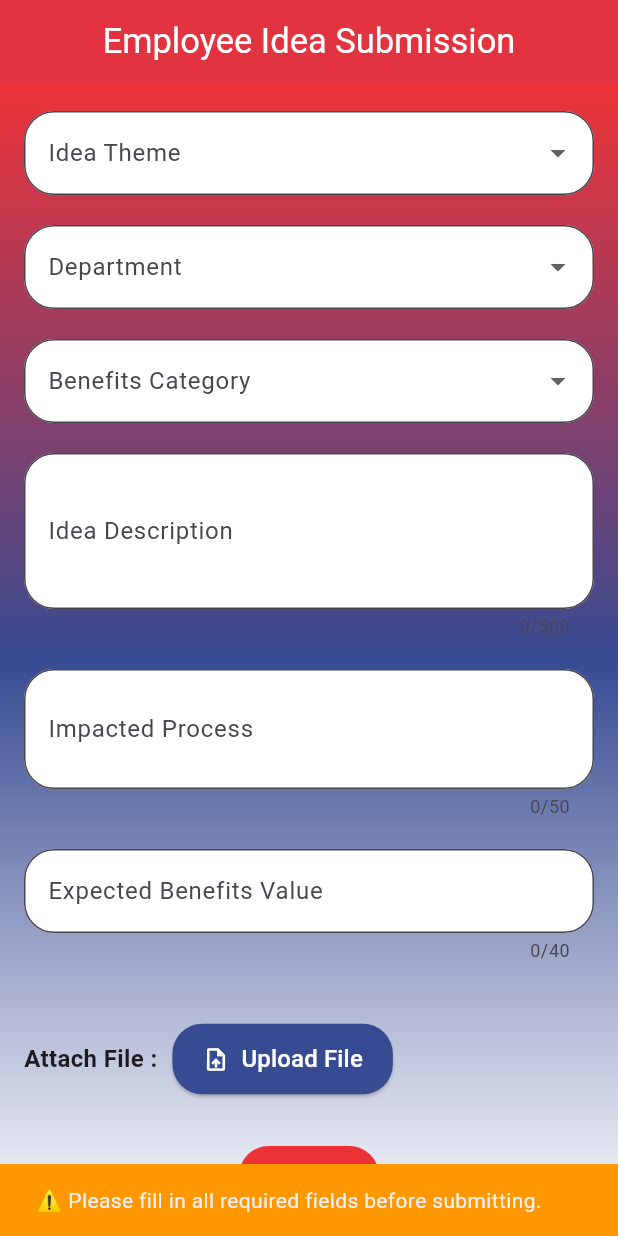
After one commit to AnushkaJadhav14/Flutter-App, a Flutter app: the FormPage screen opened directly, scrolled down 302 dp, after a tap on "Submit", on a phone screen of 412 x 824 dp. The commit adds this screen. Run offline on Flutter 3.47's test engine with Material 3 defaults, Android fonts, the light colour scheme and no system bars; our stand-ins replace carousel_slider, file_picker.

Commit message:
Updated UI and backend

```diff
--- /dev/null
+++ b/lib/form_page.dart
@@ -0,0 +1,304 @@
+import 'package:flutter/material.dart';
+import 'package:file_picker/file_picker.dart';
+import 'package:http/http.dart' as http;
+import 'dart:convert';
+import 'dart:io';
+
+class FormPage extends StatefulWidget {
+  const FormPage({super.key});
+
+  @override
+  _FormPageState createState() => _FormPageState();
+}
+
+class _FormPageState extends State<FormPage> {
+  final TextEditingController _employeeNameController = TextEditingController();
+  final TextEditingController _employeeIdController = TextEditingController();
+  final TextEditingController _employeeFunctionController =
+      TextEditingController();
+  final TextEditingController _ideaDescriptionController =
+      TextEditingController();
+  final TextEditingController _impactedProcessController =
+      TextEditingController();
+  final TextEditingController _expectedBenefitsValueController =
+      TextEditingController();
+
+  String? _selectedLocation;
+  String? _selectedIdeaTheme;
+  String? _selectedDepartment;
+  String? _selectedBenefitsCategory;
+  File? _selectedFile;
+
+  final List<String> locations = ["A", "B", "C", "D"];
+  final List<String> ideaThemes = [
+    "Productivity Improvement",
+    "Cost Reduction",
+    "Delivery (TAT) Improvement",
+    "Customer Satisfaction",
+    "Compliance/ Quality Improvements",
+    "Go Green"
+  ];
+  final List<String> departments = ["HR", "Finance", "IT", "Operations"];
+  final List<String> benefitsCategories = [
+    "Cost Saving",
+    "Time Saving",
+    "Error Reduction",
+    "Compliance",
+    "Go Green"
+  ];
+
+  final Color redColor = const Color.fromRGBO(237, 50, 55, 1);
+  final Color blueColor = const Color.fromRGBO(55, 75, 146, 1);
+  final Color whiteColor = Colors.white;
+
+  final String backendUrl = "http://localhost:5000/submit-form";
+
+  Future<void> _pickFile() async {
+    FilePickerResult? result = await FilePicker.platform.pickFiles(
+      type: FileType.custom,
+      allowedExtensions: ['jpg', 'png', 'pdf'],
+    );
+
+    if (result != null && result.files.single.path != null) {
+      setState(() {
+        _selectedFile = File(result.files.single.path!);
+      });
+    }
+  }
+
+  Future<void> _submitForm() async {
+    if (_employeeNameController.text.isEmpty ||
+        _employeeIdController.text.isEmpty ||
+        _employeeFunctionController.text.isEmpty ||
+        _selectedLocation == null ||
+        _selectedIdeaTheme == null ||
+        _selectedDepartment == null ||
+        _selectedBenefitsCategory == null ||
+        _ideaDescriptionController.text.isEmpty ||
+        _impactedProcessController.text.isEmpty ||
+        _expectedBenefitsValueController.text.isEmpty) {
+      ScaffoldMessenger.of(context).showSnackBar(
+        const SnackBar(
+          content:
+              Text("⚠️ Please fill in all required fields before submitting."),
+          backgroundColor: Colors.orange,
+        ),
+      );
+      return;
+    }
+
+    try {
+      var request = http.MultipartRequest("POST", Uri.parse(backendUrl));
+
+      request.fields["employeeName"] = _employeeNameController.text;
+      request.fields["employeeId"] = _employeeIdController.text;
+      request.fields["employeeFunction"] = _employeeFunctionController.text;
+      request.fields["location"] = _selectedLocation!;
+      request.fields["ideaTheme"] = _selectedIdeaTheme!;
+      request.fields["department"] = _selectedDepartment!;
+      request.fields["benefitsCategory"] = _selectedBenefitsCategory!;
+      request.fields["ideaDescription"] = _ideaDescriptionController.text;
+      request.fields["impactedProcess"] = _impactedProcessController.text;
+      request.fields["expectedBenefitsValue"] =
+          _expectedBenefitsValueController.text;
+
+      if (_selectedFile != null) {
+        request.files.add(await http.MultipartFile.fromPath(
+            "attachment", _selectedFile!.path));
+      }
+
+      var response = await request.send();
+      var responseBody = await response.stream.bytesToString();
+      var decodedResponse = jsonDecode(responseBody);
+
+      if (response.statusCode == 201) {
+        // Reset form only if submission is successful
+        _employeeNameController.clear();
+        _employeeIdController.clear();
+        _employeeFunctionController.clear();
+        _ideaDescriptionController.clear();
+        _impactedProcessController.clear();
+        _expectedBenefitsValueController.clear();
+
+        setState(() {
+          _selectedLocation = null;
+          _selectedIdeaTheme = null;
+          _selectedDepartment = null;
+          _selectedBenefitsCategory = null;
+          _selectedFile = null;
+        });
+
+        ScaffoldMessenger.of(context).showSnackBar(
+          const SnackBar(
+            content: Text("✅ Form Submitted Successfully!"),
+            backgroundColor: Colors.green,
+          ),
+        );
+      } else {
+        ScaffoldMessenger.of(context).showSnackBar(
+          SnackBar(
+            content: Text("❌ Error: ${decodedResponse['message']}"),
+            backgroundColor: Colors.red,
+          ),
+        );
+      }
+    } catch (error) {
+      ScaffoldMessenger.of(context).showSnackBar(
+        SnackBar(
+          content: Text("❌ Error submitting form: $error"),
+          backgroundColor: Colors.red,
+        ),
+      );
+    }
+  }
+
+  @override
+  Widget build(BuildContext context) {
+    return Scaffold(
+      appBar: AppBar(
+        centerTitle: true,
+        title: const Text('Employee Idea Submission'),
+        titleTextStyle: const TextStyle(fontSize: 23, color: Colors.white),
+        backgroundColor: redColor,
+      ),
+      body: Container(
+        decoration: BoxDecoration(
+          gradient: LinearGradient(
+            begin: Alignment.topRight,
+            end: Alignment.bottomRight,
+            colors: [redColor, blueColor, whiteColor],
+          ),
+        ),
+        padding: const EdgeInsets.all(16),
+        child: SingleChildScrollView(
+          child: Column(
+            children: [
+              _buildRoundedTextField(_employeeNameController, 'Employee Name'),
+              _buildRoundedTextField(_employeeIdController, 'Employee ID'),
+              _buildRoundedTextField(
+                  _employeeFunctionController, 'Employee Function'),
+              _buildDropdownField('Location', locations, _selectedLocation,
+                  (val) => setState(() => _selectedLocation = val)),
+              _buildDropdownField('Idea Theme', ideaThemes, _selectedIdeaTheme,
+                  (val) => setState(() => _selectedIdeaTheme = val)),
+              _buildDropdownField(
+                  'Department',
+                  departments,
+                  _selectedDepartment,
+                  (val) => setState(() => _selectedDepartment = val)),
+              _buildDropdownField(
+                  'Benefits Category',
+                  benefitsCategories,
+                  _selectedBenefitsCategory,
+                  (val) => setState(() => _selectedBenefitsCategory = val)),
+              _buildMultilineTextField(
+                  _ideaDescriptionController, 'Idea Description', 3, 500),
+              _buildMultilineTextField(
+                  _impactedProcessController, 'Impacted Process', 2, 50),
+              _buildMultilineTextField(_expectedBenefitsValueController,
+                  'Expected Benefits Value', 1, 40),
+              SizedBox(height: 20),
+              Row(
+                mainAxisAlignment: MainAxisAlignment.start,
+                children: [
+                  const Text(
+                    "Attach File :",
+                    style: TextStyle(fontSize: 16, fontWeight: FontWeight.bold),
+                  ),
+                  const SizedBox(width: 10), // Space between text and button
+                  ElevatedButton.icon(
+                    onPressed: _pickFile,
+                    style: ElevatedButton.styleFrom(
+                      backgroundColor: blueColor,
+                      shape: RoundedRectangleBorder(
+                        borderRadius: BorderRadius.circular(20),
+                      ),
+                      padding: const EdgeInsets.symmetric(
+                          horizontal: 20, vertical: 12),
+                    ),
+                    icon: const Icon(Icons.upload_file, color: Colors.white),
+                    label: const Text(
+                      "Upload File",
+                      style: TextStyle(color: Colors.white, fontSize: 16),
+                    ),
+                  ),
+                ],
+              ),
+              const SizedBox(height: 10),
+              if (_selectedFile != null)
+                Text(_selectedFile!.path.split('/').last,
+                    style: const TextStyle(fontWeight: FontWeight.bold)),
+              const SizedBox(height: 20),
+              ElevatedButton(
+                onPressed: _submitForm,
+                style: ElevatedButton.styleFrom(
+                  backgroundColor: redColor,
+                  shape: RoundedRectangleBorder(
+                      borderRadius: BorderRadius.circular(20)),
+                ),
+                child: const Text("Submit",
+                    style: TextStyle(
+                        color: Colors.white, fontWeight: FontWeight.bold)),
+              ),
+            ],
+          ),
+        ),
+      ),
+    );
+  }
+
+  Widget _buildRoundedTextField(
+      TextEditingController controller, String label) {
+    return Padding(
+      padding: const EdgeInsets.only(bottom: 20),
+      child: TextField(
+        controller: controller,
+        decoration: InputDecoration(
+          labelText: label,
+          filled: true,
+          fillColor: Colors.white, // Ensuring white background
+          border: OutlineInputBorder(borderRadius: BorderRadius.circular(20)),
+        ),
+      ),
+    );
+  }
+
+  Widget _buildMultilineTextField(TextEditingController controller,
+      String label, int maxLines, int maxLength) {
+    return Padding(
+      padding: const EdgeInsets.only(bottom: 20),
+      child: TextField(
+        controller: controller,
+        maxLines: maxLines,
+        maxLength: maxLength,
+        decoration: InputDecoration(
+          labelText: label,
+          filled: true,
+          fillColor: Colors.white, // Ensuring white background
+          border: OutlineInputBorder(borderRadius: BorderRadius.circular(20)),
+        ),
+      ),
+    );
+  }
+
+  Widget _buildDropdownField(String label, List<String> items, String? value,
+      Function(String?) onChanged) {
+    return Padding(
+      padding: const EdgeInsets.only(bottom: 20),
+      child: DropdownButtonFormField<String>(
+        value: value,
+        items: items
+            .map((String item) =>
+                DropdownMenuItem(value: item, child: Text(item)))
+            .toList(),
+        onChanged: onChanged,
+        decoration: InputDecoration(
+          labelText: label,
+          filled: true,
+          fillColor: Colors.white, // Ensuring white background
+          border: OutlineInputBorder(borderRadius: BorderRadius.circular(20)),
+        ),
+      ),
+    );
+  }
+}
```
Also changed, not shown: lib/admin_dashboard.dart (added, +39 -0 lines), lib/idea_details_screen.dart (added, +71 -0 lines), lib/idea_list_screen.dart (added, +93 -0 lines), lib/l1_admin_dashboard.dart (deleted, +0 -21 lines), lib/otp_screen.dart (+11 -7 lines), lib/user_list_page.dart (deleted, +0 -38 lines), pubspec.yaml (+3 -66 lines), pubspec.lock.
